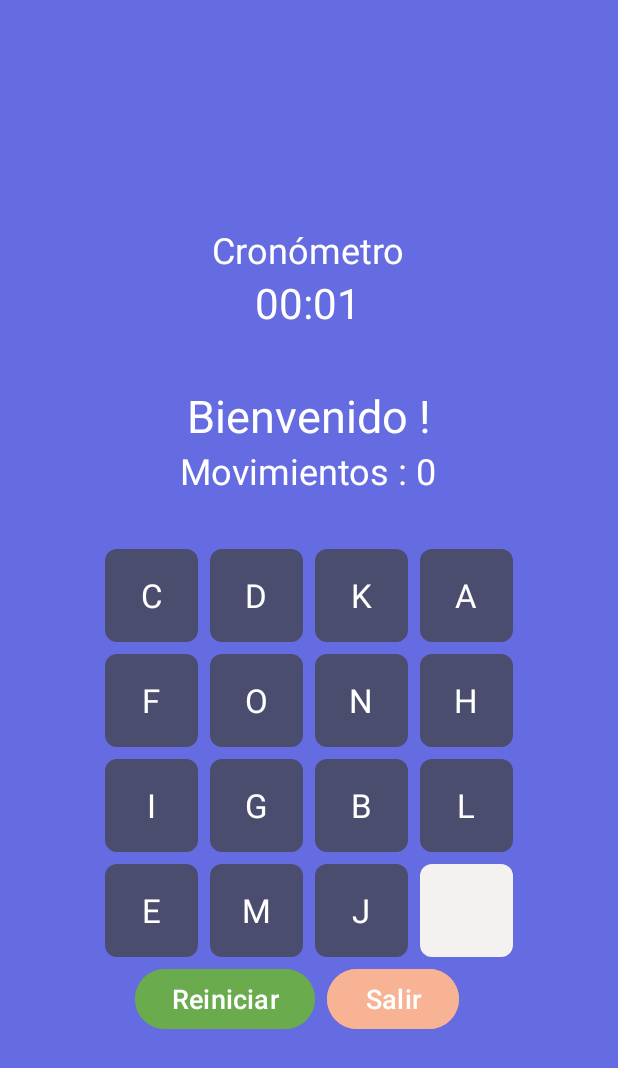
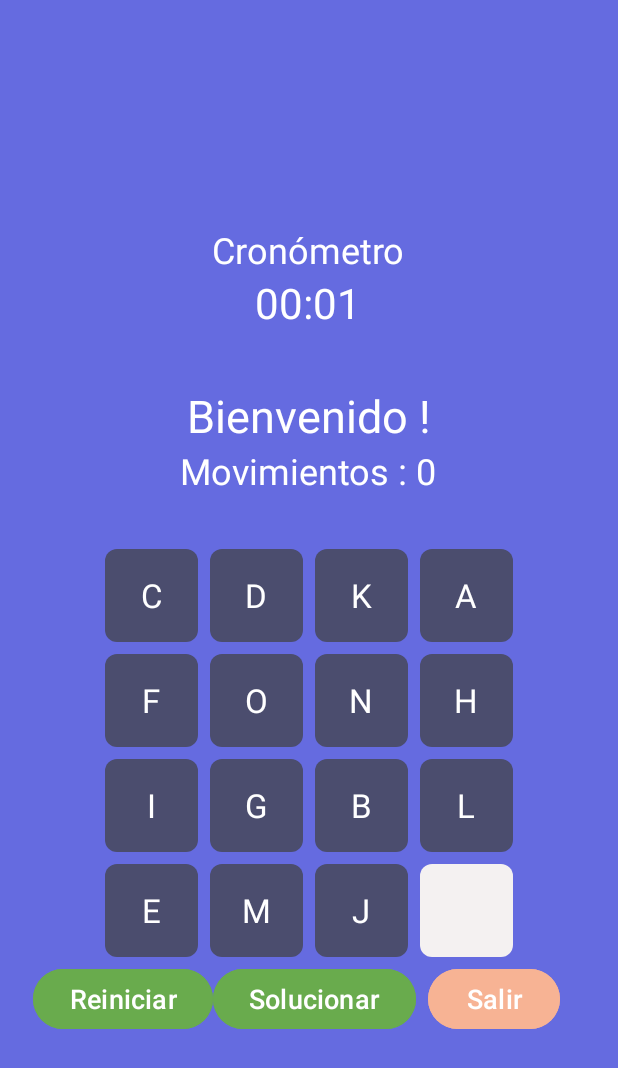
Before and after one commit to sergioguachalla/android-puzzle, an Android app: the fragment LevelTwoFragment placed in its activity, on a phone screen of 412 x 824 dp. Shown: the top 1068 px of the screen. Run offline under Robolectric (Android 15) with nearby library versions, the phone set to English and light mode, and no system bars.

Commit message:
solving method to level two added

```diff
--- a/app/src/main/res/layout/fragment_home.xml
+++ b/app/src/main/res/layout/fragment_home.xml
@@ -41,7 +41,7 @@
         <Button
             android:layout_width="wrap_content"
             android:layout_height="wrap_content"
-            android:text="Start Level 1"
+            android:text="Iniciar el nivel 1"
             android:id="@+id/btnToLevel1"
             android:textSize="18sp"
             android:textColor="#FFFFFF"
@@ -55,7 +55,7 @@
         <Button
             android:layout_width="wrap_content"
             android:layout_height="wrap_content"
-            android:text="Start Level 2"
+            android:text="Iniciar el nivel 2"
             android:id="@+id/btnToLevel2"
             android:textSize="18sp"
             android:textColor="#FFFFFF"
--- a/app/src/main/res/layout/fragment_level_two.xml
+++ b/app/src/main/res/layout/fragment_level_two.xml
@@ -62,7 +62,8 @@
         android:rowCount="4"
         android:columnCount="4"
         android:layout_gravity="center"
-        android:layout_marginTop="32dp">
+        android:layout_marginTop="32dp"
+        >
 
         <!-- Row 1 -->
         <TextView
@@ -135,7 +136,8 @@
             android:text="O"/>
         <TextView
             android:id="@+id/textView33"
-            style="@style/EmptyPuzzleTile" />
+            style="@style/EmptyPuzzleTile"
+            android:textColor="@android:color/white"/>
     </GridLayout>
 
     <LinearLayout
@@ -143,8 +145,9 @@
         android:layout_height="wrap_content"
         android:gravity="center"
         android:layout_below="@+id/gridLayout"
-        android:weightSum="2"
+        android:weightSum="3"
         android:layout_centerHorizontal="true"
+
         >
         <Button
             android:id="@+id/btReset"
@@ -156,6 +159,16 @@
             android:backgroundTint="#69AB4D"
             android:textColor="#ffffff"
             android:layout_weight="1" />
+        <Button
+            android:id="@+id/btSolve"
+            android:layout_width="wrap_content"
+            android:layout_height="wrap_content"
+            android:layout_weight="1"
+            android:backgroundTint="#69AB4D"
+            android:text="Solucionar"
+            android:textColor="#ffffff"
+            android:textSize="18sp" />
+
 
         <Button
             android:id="@+id/btExit"
```
Also changed, not shown: app/src/main/java/com/example/puzzle/LevelOneFragment.java (+19 -18 lines), app/src/main/java/com/example/puzzle/LevelTwoFragment.java (+60 -2 lines), app/src/main/res/layout/fragment_level_one.xml (+4 -3 lines), app/src/main/res/layout/popup_layout.xml (+10 -0 lines).
